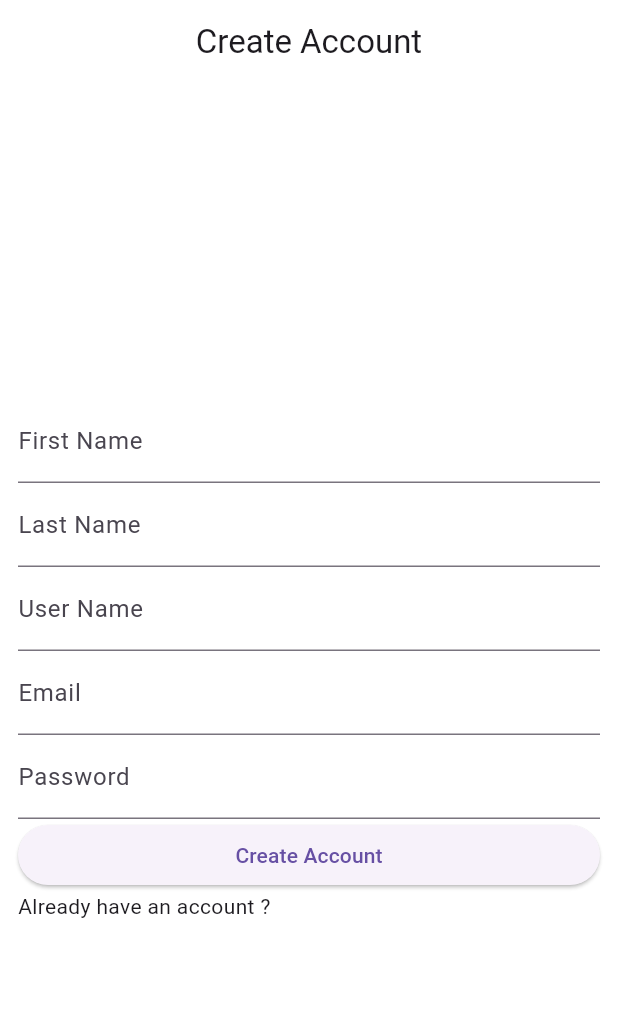
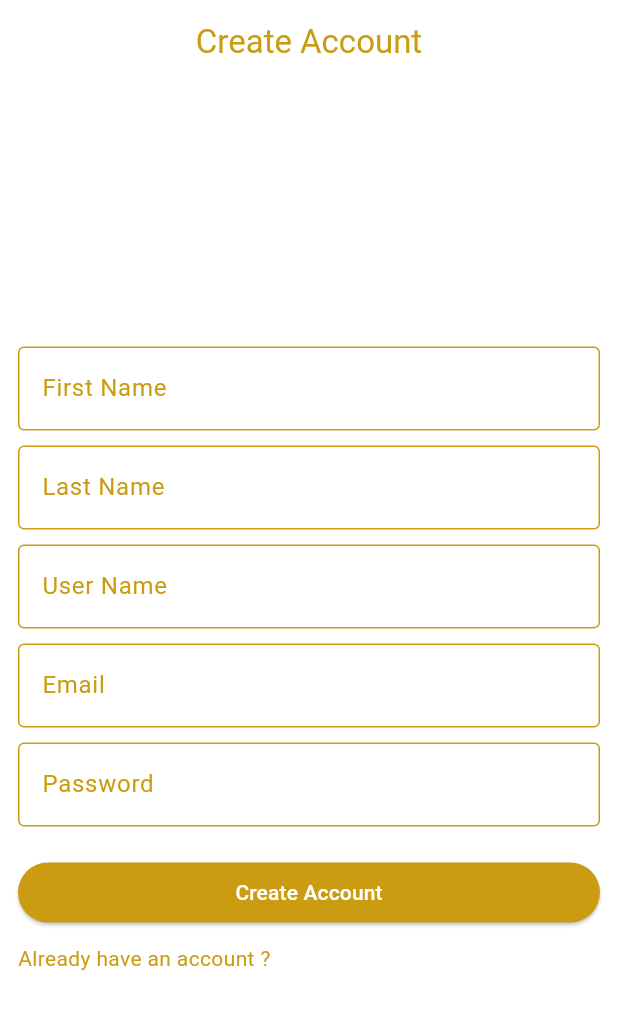
Before and after one commit to ahmedNaser7/Zakat, a Flutter app: the screen it shows after launch, after a tap on "Login", after a tap on "Don't have an account ?", on a phone screen of 412 x 824 dp. Shown: the top 1009 px of the screen. Run offline on Flutter 3.47's test engine with Material 3 defaults, Android fonts, the phone set to English and light mode, and no system bars; our stand-ins replace cloud_firestore, firebase_auth, firebase_core; accounts and stored records are empty.

Commit message:
new design

```diff
--- a/lib/login/login_screen.dart
+++ b/lib/login/login_screen.dart
@@ -17,27 +17,31 @@ class LoginScreen extends StatefulWidget {
   _LoginScreenState createState() => _LoginScreenState();
 }
 
-class _LoginScreenState extends BaseState<LoginScreen,LoginViewModel>
-    implements LoginNavigator{
+class _LoginScreenState extends BaseState<LoginScreen, LoginViewModel>
+    implements LoginNavigator {
   @override
   LoginViewModel initViewModel() => LoginViewModel();
+
   @override
   void initState() {
     super.initState();
     viewModel.navigator = this;
   }
-  String email='';
-  String password='';
+
+  String email = '';
+  String password = '';
   var formKey = GlobalKey<FormState>();
+
+  // Define the gold color
+  final Color goldColor = Color(0xffcb9c12);
+
   @override
   Widget build(BuildContext context) {
     return ChangeNotifierProvider<LoginViewModel>(
-        create: (buildContext)=>viewModel,
+      create: (buildContext) => viewModel,
       child: Stack(
         children: [
-            Container(
-              color: Colors.white
-              ),
+          Container(color: Colors.white),
           Scaffold(
             backgroundColor: Colors.transparent,
             appBar: AppBar(
@@ -46,6 +50,7 @@ class _LoginScreenState extends BaseState<LoginScreen,LoginViewModel>
               backgroundColor: Colors.transparent,
               title: Text(
                 'Login',
+                style: TextStyle(color: goldColor, fontWeight: FontWeight.bold),
               ),
             ),
             body: Container(
@@ -57,7 +62,18 @@ class _LoginScreenState extends BaseState<LoginScreen,LoginViewModel>
                   mainAxisAlignment: MainAxisAlignment.center,
                   children: [
                     TextFormField(
-                          decoration: InputDecoration(labelText: 'Email'),
+                      decoration: InputDecoration(
+                        labelText: 'Email',
+                        labelStyle: TextStyle(color: goldColor),
+                        enabledBorder: OutlineInputBorder(
+                          borderSide: BorderSide(color: goldColor),
+                          borderRadius: BorderRadius.circular(8),
+                        ),
+                        focusedBorder: OutlineInputBorder(
+                          borderSide: BorderSide(color: goldColor, width: 2),
+                          borderRadius: BorderRadius.circular(8),
+                        ),
+                      ),
                       onChanged: (text) {
                         email = text;
                       },
@@ -70,53 +86,83 @@ class _LoginScreenState extends BaseState<LoginScreen,LoginViewModel>
                             r"^[a-zA-Z0-9.a-zA-Z0-9.!#$%&'*+-/=?^_`{|}~]+@[a-zA-Z0-9]+\.[a-zA-Z]+")
                             .hasMatch(text);
                         if (!emailValid) {
-                              return 'email format not valid';
+                          return 'Email format not valid';
                         }
                         return null;
-                          }),
+                      },
+                    ),
+                    SizedBox(height: 10),
                     TextFormField(
-                        decoration: InputDecoration(labelText: 'Password'),
+                      decoration: InputDecoration(
+                        labelText: 'Password',
+                        labelStyle: TextStyle(color: goldColor),
+                        enabledBorder: OutlineInputBorder(
+                          borderSide: BorderSide(color: goldColor),
+                          borderRadius: BorderRadius.circular(8),
+                        ),
+                        focusedBorder: OutlineInputBorder(
+                          borderSide: BorderSide(color: goldColor, width: 2),
+                          borderRadius: BorderRadius.circular(8),
+                        ),
+                      ),
                       onChanged: (text) {
                         password = text;
                       },
                       validator: (text) {
                         if (text == null || text.trim().isEmpty) {
-                            return 'please enter password';
+                          return 'Please enter password';
                         }
                         if (text.trim().length < 6) {
-                            return 'password should be at least 6 chars';
+                          return 'Password should be at least 6 chars';
                         }
                         return null;
                       },
                     ),
+                    SizedBox(height: 20),
                     ElevatedButton(
                       onPressed: () {
                         validateForm();
                       },
-                          child: Text('Login')),
+                      style: ButtonStyle(
+                        backgroundColor: MaterialStateProperty.all<Color>(goldColor),
+                        shape: MaterialStateProperty.all<RoundedRectangleBorder>(
+                          RoundedRectangleBorder(borderRadius: BorderRadius.circular(8)),
+                        ),
+                      ),
+                      child: Text(
+                        'Login',
+                        style: TextStyle(color: Colors.white),
+                      ),
+                    ),
+                    SizedBox(height: 10),
                     InkWell(
-                          onTap: (){
-                            Navigator.pushReplacementNamed(context,
-                                RegisterScreen.routeName);
+                      onTap: () {
+                        Navigator.pushReplacementNamed(context, RegisterScreen.routeName);
                       },
-                          child: Text("Don't have an account ? "))
+                      child: Text(
+                        "Don't have an account ? ",
+                        style: TextStyle(color: goldColor),
+                      ),
+                    )
                   ],
                 ),
               ),
             ),
           )
         ],
-        )
+      ),
     );
   }
-  void validateForm(){
-    if(formKey.currentState?.validate()==true){
-      viewModel.login(email,password);
+
+  void validateForm() {
+    if (formKey.currentState?.validate() == true) {
+      viewModel.login(email, password);
     }
   }
+
   @override
   void gotoHome(MyUser user) {
-    var userProvider = Provider.of<UserProvider>(context,listen: false);
+    var userProvider = Provider.of<UserProvider>(context, listen: false);
     userProvider.user = user;
 
     Navigator.of(context).pushReplacementNamed(HomeScreen.routeName);
--- a/lib/register/register_screen.dart
+++ b/lib/register/register_screen.dart
@@ -16,26 +16,35 @@ class RegisterScreen extends StatefulWidget {
   State<RegisterScreen> createState() => _RegisterScreenState();
 }
 
-class _RegisterScreenState extends BaseState<RegisterScreen,RegisterViewModel>
-    implements RegisterNavigator{
+class _RegisterScreenState extends BaseState<RegisterScreen, RegisterViewModel>
+    implements RegisterNavigator {
   GlobalKey<FormState> formKey = GlobalKey<FormState>();
 
+  String firstName = '';
+  String lastName = '';
+  String email = '';
+  String password = '';
+  String userName = '';
 
-  String firstName = '';
-
-  String lastName = '';
-
-  String email = '';
-
-  String password = '';
-
-  String userName = '';
+  final Color customColor = Color(0xFFCB9C12); // Custom color
 
   @override
   void initState() {
     super.initState();
-    // don't forget
     viewModel.navigator = this;
+  }
+
+  InputDecoration customInputDecoration(String labelText) {
+    return InputDecoration(
+      labelText: labelText,
+      labelStyle: TextStyle(color: customColor),
+      focusedBorder: OutlineInputBorder(
+        borderSide: BorderSide(color: customColor),
+      ),
+      enabledBorder: OutlineInputBorder(
+        borderSide: BorderSide(color: customColor),
+      ),
+    );
   }
 
   @override
@@ -56,6 +65,7 @@ class _RegisterScreenState extends BaseState<RegisterScreen,RegisterViewModel>
                 backgroundColor: Colors.transparent,
                 title: Text(
                   'Create Account',
+                  style: TextStyle(color: customColor),
                 ),
               ),
               body: Container(
@@ -67,86 +77,58 @@ class _RegisterScreenState extends BaseState<RegisterScreen,RegisterViewModel>
                     mainAxisAlignment: MainAxisAlignment.center,
                     children: [
                       TextFormField(
-                        decoration: InputDecoration(labelText: 'First Name'),
+                        decoration: customInputDecoration('First Name'),
+                        style: TextStyle(color: Colors.black), // Text input color changed to black
                         onChanged: (text) {
                           firstName = text;
                         },
-                        validator: (text) {
-                          if (text == null || text.trim().isEmpty) {
-                            return 'Please enter first Name';
-                          }
-                          return null;
-                        },
                       ),
+                      SizedBox(height: 10),
                       TextFormField(
-                          decoration: InputDecoration(labelText: 'Last Name'),
+                        decoration: customInputDecoration('Last Name'),
+                        style: TextStyle(color: Colors.black), // Text input color changed to black
                         onChanged: (text) {
                           lastName = text;
                         },
-                          validator: (text) {
-                            if (text == null || text.trim().isEmpty) {
-                              return 'Please enter last Name';
-                            }
-                            return null;
-                          }),
+                      ),
+                      SizedBox(height: 10),
                       TextFormField(
-                          decoration: InputDecoration(labelText: 'User Name'),
+                        decoration: customInputDecoration('User Name'),
+                        style: TextStyle(color: Colors.black), // Text input color changed to black
                         onChanged: (text) {
                           userName = text;
                         },
-                          validator: (text) {
-                            if (text == null || text.trim().isEmpty) {
-                              return 'Please enter user Name';
-                            }
-                            if (text.contains(' ')) {
-                              return 'user name must not contains white spaces';
-                            }
-                            return null;
-                          }),
+                      ),
+                      SizedBox(height: 10),
                       TextFormField(
-                          decoration: InputDecoration(labelText: 'Email'),
+                        decoration: customInputDecoration('Email'),
+                        style: TextStyle(color: Colors.black), // Text input color changed to black
                         onChanged: (text) {
                           email = text;
                         },
-                          validator: (text) {
-                            if (text == null || text.trim().isEmpty) {
-                              return 'Please enter Email';
-                            }
-
-                            bool emailValid = RegExp(
-                                r"^[a-zA-Z0-9.a-zA-Z0-9.!#$%&'*+-/=?^_`{|}~]+@[a-zA-Z0-9]+\.[a-zA-Z]+")
-                                .hasMatch(text);
-                            if (!emailValid) {
-                              return 'email format not valid';
-                            }
-                            return null;
-                          }),
+                      ),
+                      SizedBox(height: 10),
                       TextFormField(
-                        decoration: InputDecoration(labelText: 'Password'),
+                        decoration: customInputDecoration('Password'),
+                        style: TextStyle(color: Colors.black), // Text input color changed to black
                         onChanged: (text) {
                           password = text;
                         },
-                        validator: (text) {
-                          if (text == null || text.trim().isEmpty) {
-                            return 'please enter password';
-                          }
-                          if (text.trim().length < 6) {
-                            return 'password should be at least 6 chars';
-                          }
-                          return null;
+                      ),
+                      SizedBox(height: 20),
+                      ElevatedButton(
+                          onPressed: validateForm,
+                          child: Text('Create Account', style: TextStyle(color: Colors.white)),
+                          style: ButtonStyle(
+                            backgroundColor: MaterialStateProperty.all<Color>(customColor),
+                          )),
+                      SizedBox(height: 10),
+                      InkWell(
+                        onTap: () {
+                          Navigator.pushReplacementNamed(context, LoginScreen.routeName);
                         },
+                        child: Text("Already have an account ? ", style: TextStyle(color: customColor)),
                       ),
-                      ElevatedButton(
-                          onPressed: () {
-                            validateForm();
-                          },
-                          child: Text('Create Account')),
-                      InkWell(
-                          onTap: (){
-                            Navigator.pushReplacementNamed(context,
-                                LoginScreen.routeName);
-                          },
-                          child: Text("Already have an account ? "))
                     ],
                   ),
                 ),
@@ -160,8 +142,7 @@ class _RegisterScreenState extends BaseState<RegisterScreen,RegisterViewModel>
 
   void validateForm() {
     if (formKey.currentState?.validate() == true) {
-      // create Account
-      viewModel.register(email, password,firstName,lastName,userName);
+      viewModel.register(email, password, firstName, lastName, userName);
     }
   }
 
@@ -173,9 +154,8 @@ class _RegisterScreenState extends BaseState<RegisterScreen,RegisterViewModel>
   @override
   void gotoHome(MyUser user) {
     hideDialog();
-    var userProvider = Provider.of<UserProvider>(context,listen: false);
+    var userProvider = Provider.of<UserProvider>(context, listen: false);
     userProvider.user = user;
-    Navigator.of(context)
-        .pushReplacementNamed(HomeScreen.routeName);
+    Navigator.of(context).pushReplacementNamed(HomeScreen.routeName);
   }
 }
--- a/pubspec.yaml
+++ b/pubspec.yaml
@@ -48,6 +48,12 @@ dependencies:
 dev_dependencies:
   flutter_test:
     sdk: flutter
+  flutter_launcher_icons: "^0.13.1"
+flutter_launcher_icons:
+  android: true
+  ios: true
+  image_path: "assets/images/logo.png"
+
 
   # The "flutter_lints" package below contains a set of recommended lints to
   # encourage good coding practices. The lint set provided by the package is
```
Also changed, not shown: lib/home/home_screen.dart (+29 -15 lines), assets/images/logo.png (added), pubspec.lock, 4 other files. Lines whose indentation alone changed are shown as unchanged.
